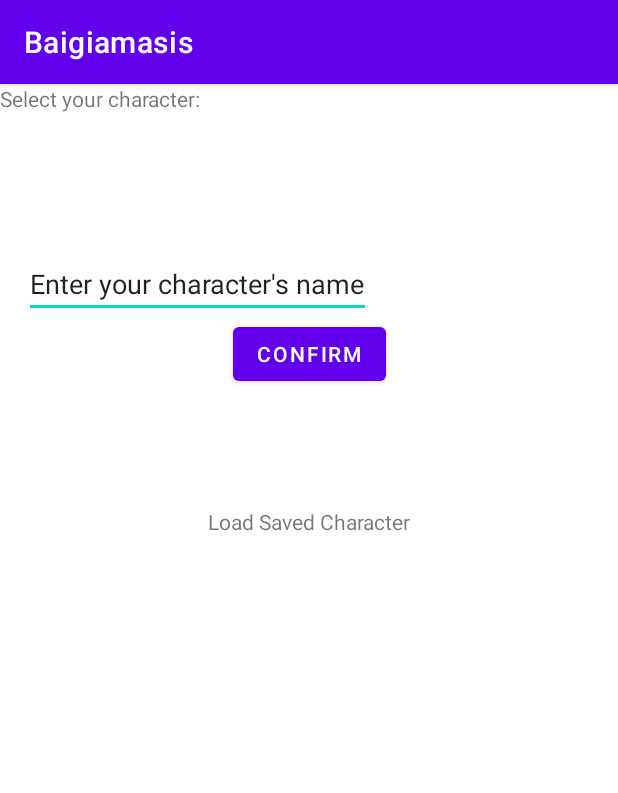
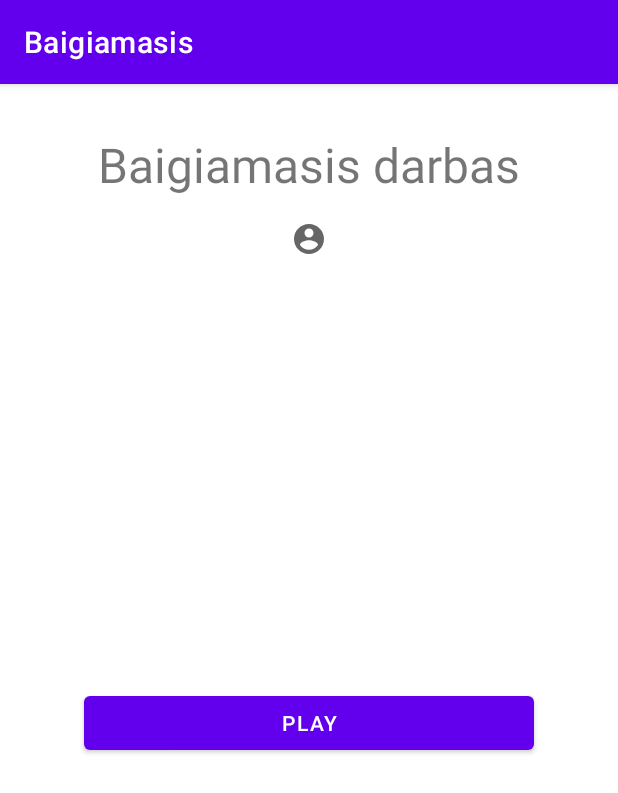
Before and after one commit to DanieliusGied/VCS-Baigiamasis, an Android app: the screen it shows after launch (MainActivity), on a phone screen of 412 x 824 dp. Shown: the top 793 px of the screen. Run offline under Robolectric (Android 15) with nearby library versions, the phone set to English and light mode, and no system bars; our stand-ins replace Room's generated code.

```diff
--- a/app/src/main/AndroidManifest.xml
+++ b/app/src/main/AndroidManifest.xml
@@ -10,7 +10,10 @@
         android:supportsRtl="true"
         android:theme="@style/Theme.Baigiamasis">
         <activity
-            android:name=".SecondScreenActivity"
+            android:name=".CharacterSelectScreenActivity"
+            android:exported="false" />
+        <activity
+            android:name=".MainGameMenuScreenActivity"
             android:exported="false" />
         <activity
             android:name=".TreasureRoomScreenActivity"
--- a/app/src/main/java/lt/vcs/baigiamasis/MainActivity.java
+++ b/app/src/main/java/lt/vcs/baigiamasis/MainActivity.java
@@ -4,26 +4,15 @@ import static lt.vcs.baigiamasis.zaidimukasclasses.ItemType.ARMOR;
 import static lt.vcs.baigiamasis.zaidimukasclasses.ItemType.WEAPON;
 
 import androidx.appcompat.app.AppCompatActivity;
-import androidx.room.Room;
 
 import android.content.Intent;
 import android.os.Bundle;
-import android.util.Log;
 import android.view.View;
-import android.widget.ArrayAdapter;
-import android.widget.EditText;
-import android.widget.ListView;
 
 import com.google.android.material.button.MaterialButton;
 
-import java.util.ArrayList;
-import java.util.List;
 import java.util.Random;
 
-import lt.vcs.baigiamasis.repository.CharacterDao;
-import lt.vcs.baigiamasis.repository.MainDatabase;
-import lt.vcs.baigiamasis.zaidimukasclasses.Character;
-import lt.vcs.baigiamasis.zaidimukasclasses.Constant;
 import lt.vcs.baigiamasis.zaidimukasclasses.Item;
 
 public class MainActivity extends AppCompatActivity {
@@ -35,82 +24,41 @@ public class MainActivity extends AppCompatActivity {
 //    public static Room roomCombat = new RoomCombat();
 //    public static Room roomTreasure = new RoomTreasure();
 //    public static Room roomBoss = new RoomBoss();
-    public static Random random = new Random();
+//    public static Item leatherTunic = new Item("Dagger", 10, ARMOR, 10);
+//    public static Item chainVest = new Item("Dagger", 12, ARMOR, 25);
+//    public static Item plateMail = new Item("Dagger", 15, ARMOR, 50);
 //    public static Enemy enemy = new Enemy();
 //    public static Enemy goblin = new Goblin();
 //    public static Combat combat = new Combat();
-    public static Item dagger = new Item("Dagger", WEAPON, 4, 0, 0);
 //    public static Item sword = new Item("Sword", WEAPON, 6, 10);
 //    public static Item longSword = new Item("Longsword", WEAPON, 8, 25);
 //    public static Item greatSword = new Item("Greatsword", WEAPON, 10, 50);
+
+    public static Random random = new Random();
+    public static Item dagger = new Item("Dagger", WEAPON, 4, 0, 0);
     public static Item clothShirt = new Item("Dagger", ARMOR, 0, 8, 0);
-//    public static Item leatherTunic = new Item("Dagger", 10, ARMOR, 10);
-//    public static Item chainVest = new Item("Dagger", 12, ARMOR, 25);
-//    public static Item plateMail = new Item("Dagger", 15, ARMOR, 50);
+
     MaterialButton materialButton;
-    EditText editText;
-    List<Character> characterList;
-    ListView elementListView;
-    ArrayAdapter arrayAdapter;
-    CharacterDao characterDao;
-    public static Character character;
+
 
     @Override
     protected void onCreate(Bundle savedInstanceState) {
         super.onCreate(savedInstanceState);
         setContentView(R.layout.activity_main);
 
-        MainDatabase database = Room.databaseBuilder(
-                getApplicationContext(),
-                MainDatabase.class,
-                "main.db"
-        ).allowMainThreadQueries()
-                .fallbackToDestructiveMigration()
-                .build();
-
-        characterDao = database.characterDao();
-        characterList = new ArrayList();
-        characterList = characterDao.getAll();
-
-        setUpListView();
-        setUpCreateButton();
-
+        setUpPlayButton();
     }
 
 
-    private void setUpCreateButton(){
-        materialButton = findViewById(R.id.materialButtonMainConfirm);
-        editText = findViewById(R.id.editTextCreateCharacter);
+    private void setUpPlayButton(){
+        materialButton = findViewById(R.id.materialButtonMainPlay);
         materialButton.setOnClickListener(new View.OnClickListener(){
             @Override
             public void onClick(View view) {
-                Log.i("TEST_TAG", "Button clicked");
-                String name = editText.getText().toString();
-                Log.i("TEST_TAG", "Text read: " + name);
-                character = new Character(0, name);
-                Log.i("TEST_TAG", "character generated: " + character);
-                characterDao.insertCharacter(character);
-                Log.i("TEST_TAG", "character inserted into db");
-                Constant.CHARACTER_ID = characterDao.returnMaxID();
-
-                Intent intent = new Intent(MainActivity.this, SecondScreenActivity.class);
+                Intent intent = new Intent(MainActivity.this, CharacterSelectScreenActivity.class);
                 startActivity(intent);
                 finish();
             }
         });
     }
-
-    private void setUpListView() {
-        // Graphic element
-        elementListView = findViewById(R.id.listViewMain);
-
-        // Adapter Graphic element <-> Data
-        arrayAdapter = new ArrayAdapter(
-                this,
-                android.R.layout.simple_list_item_1,
-                characterList);
-
-        // Graphic element connected with adapter
-        elementListView.setAdapter(arrayAdapter);
-    }
 }
--- a/app/src/main/res/layout/activity_main.xml
+++ b/app/src/main/res/layout/activity_main.xml
@@ -4,70 +4,58 @@
     xmlns:tools="http://schemas.android.com/tools"
     android:layout_width="match_parent"
     android:layout_height="match_parent"
-    tools:context=".FirstScreenActivity">
+    tools:context=".MainActivity">
 
     <androidx.constraintlayout.widget.ConstraintLayout
         android:layout_width="match_parent"
         android:layout_height="match_parent">
 
-        <ImageView
-            android:layout_width="wrap_content"
-            android:layout_height="wrap_content">
-        </ImageView>
-
         <TextView
+            android:id="@+id/mainAppName"
             android:layout_width="wrap_content"
             android:layout_height="wrap_content"
-            android:text="@string/main_select_your_character">
-
-        </TextView>
-
-        <EditText
-            android:id="@+id/editTextCreateCharacter"
-            android:layout_width="wrap_content"
-            android:layout_height="wrap_content"
-            android:layout_marginStart="16dp"
-            android:text="Enter your character's name"
-            app:layout_constraintStart_toStartOf="parent"
-            app:layout_constraintBottom_toTopOf="@+id/materialButtonMainConfirm">
-
-        </EditText>
-
-        <com.google.android.material.button.MaterialButton
-            android:id="@+id/materialButtonMainConfirm"
-            android:layout_width="wrap_content"
-            android:layout_height="wrap_content"
-            android:layout_marginStart="16dp"
-            android:layout_marginTop="156dp"
-            android:layout_marginEnd="16dp"
-            android:text="@string/first_screen_create_new_character"
+            android:layout_marginStart="32dp"
+            android:layout_marginTop="32dp"
+            android:layout_marginEnd="32dp"
+            android:text="@string/main_app_name"
+            android:textSize="32dp"
             app:layout_constraintEnd_toEndOf="parent"
             app:layout_constraintStart_toStartOf="parent"
             app:layout_constraintTop_toTopOf="parent">
 
+        </TextView>
+
+        <ImageView
+            android:id="@+id/mainImage"
+            android:layout_width="wrap_content"
+            android:layout_height="wrap_content"
+            android:layout_marginStart="32dp"
+            android:layout_marginTop="16dp"
+            android:layout_marginEnd="32dp"
+            app:layout_constraintEnd_toEndOf="parent"
+            app:layout_constraintStart_toStartOf="parent"
+            app:layout_constraintTop_toBottomOf="@+id/mainAppName"
+            android:src="@drawable/ic_baseline_account_circle_24"
+            >
+
+        </ImageView>
+
+        <com.google.android.material.button.MaterialButton
+            android:id="@+id/materialButtonMainPlay"
+            android:layout_width="wrap_content"
+            android:layout_height="48dp"
+            android:layout_marginStart="16dp"
+            android:layout_marginEnd="16dp"
+            android:layout_marginBottom="32dp"
+            android:text="play"
+            app:layout_constraintTop_toBottomOf="@+id/mainImage"
+            app:layout_constraintEnd_toEndOf="parent"
+            app:layout_constraintStart_toStartOf="parent"
+            app:layout_constraintBottom_toBottomOf="parent"
+            android:width="300dp">
+
         </com.google.android.material.button.MaterialButton>
 
-        <TextView
-            android:id="@+id/textViewMainLoadSavedCharacter"
-            android:layout_width="wrap_content"
-            android:layout_height="wrap_content"
-            android:layout_marginTop="78dp"
-            android:text="@string/first_screen_load_saved_character"
-            app:layout_constraintTop_toBottomOf="@+id/materialButtonMainConfirm"
-            app:layout_constraintEnd_toEndOf="parent"
-            app:layout_constraintStart_toStartOf="parent">
-
-        </TextView>
-
-        <ListView
-            android:id="@+id/listViewMain"
-            android:layout_width="wrap_content"
-            android:layout_height="wrap_content"
-            app:layout_constraintTop_toBottomOf="@id/textViewMainLoadSavedCharacter"
-            app:layout_constraintEnd_toEndOf="parent"
-            app:layout_constraintStart_toStartOf="parent">
-
-        </ListView>
     </androidx.constraintlayout.widget.ConstraintLayout>
 
 </androidx.coordinatorlayout.widget.CoordinatorLayout>
--- a/app/src/main/res/values/strings.xml
+++ b/app/src/main/res/values/strings.xml
@@ -1,6 +1,9 @@
 <resources>
     <string name="app_name">Baigiamasis</string>
-    <string name="first_screen_create_new_character">Confirm</string>
-    <string name="first_screen_load_saved_character">Load Saved Character</string>
-    <string name="main_select_your_character">Select your character:</string>
+    <string name="select_character_create_new_character">Confirm</string>
+    <string name="select_character_load_saved_character">Load Saved Character</string>
+    <string name="select_character_select_your_character">Select your character:</string>
+    <string name="main_app_name">Baigiamasis darbas</string>
+    <string name="character_select_new_character">New Character</string>
+    <string name="main_game_menu_explore_the_dungeon">Explore the dungeon</string>
 </resources>
```
Also changed, not shown: app/src/main/java/lt/vcs/baigiamasis/CharacterInfoScreenActivity.java (+19 -2 lines), app/src/main/java/lt/vcs/baigiamasis/CharacterSelectScreenActivity.java (added, +142 -0 lines), app/src/main/java/lt/vcs/baigiamasis/MainGameMenuScreenActivity.java (renamed from app/src/main/java/lt/vcs/baigiamasis/SecondScreenActivity.java, +22 -7 lines), app/src/main/res/layout/activity_character_info_screen.xml (+10 -1 lines), app/src/main/res/layout/activity_character_select_screen.xml (added, +122 -0 lines), app/src/main/res/layout/activity_main_game_menu.xml (renamed from app/src/main/res/layout/activity_second_screen.xml, +30 -2 lines).
